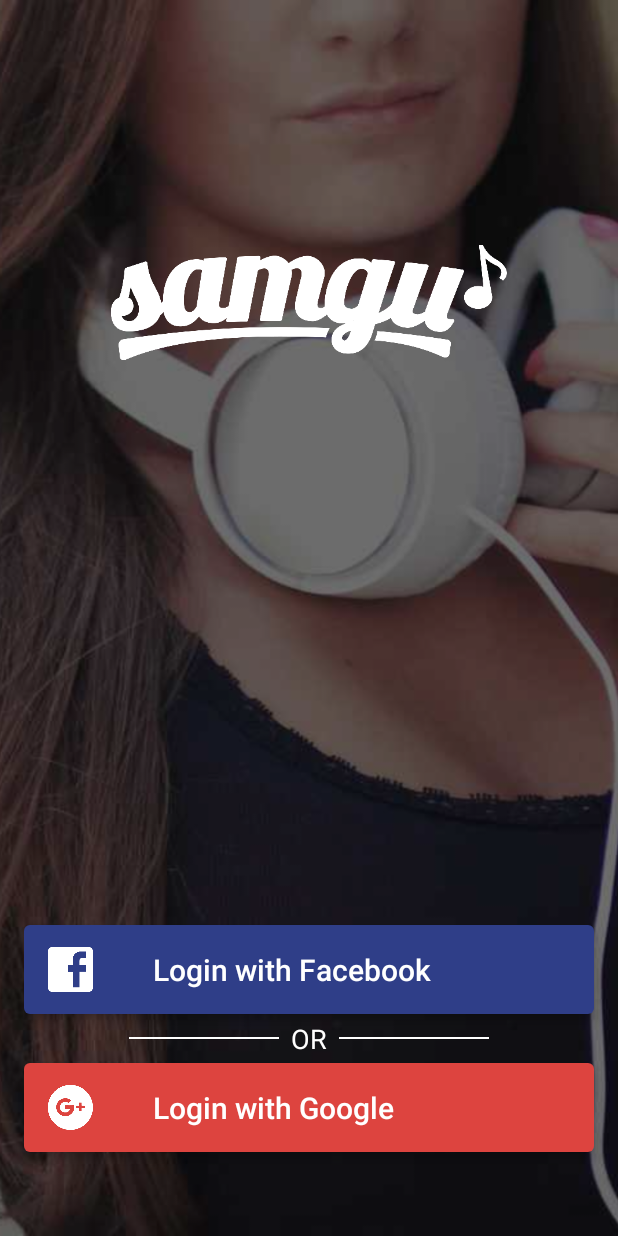
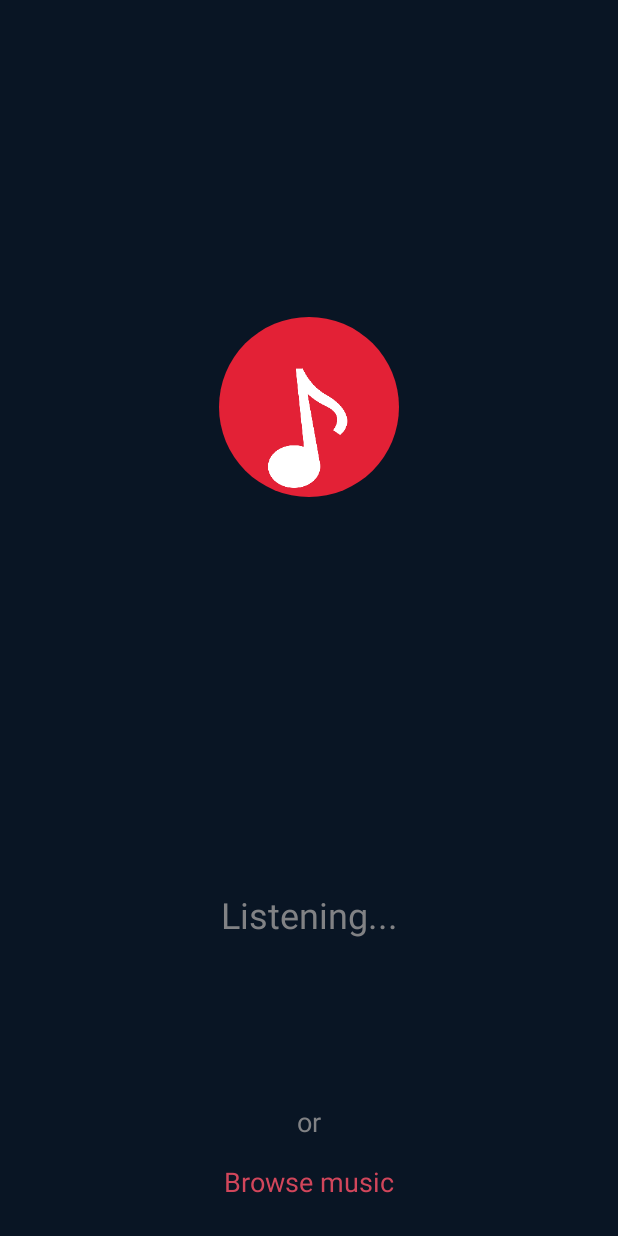
Before and after one commit to nongdenchet/Samgu, an Android app: the screen it shows after launch (LoginActivity before the commit, ListenMusicActivity after it), after a tap on "Login with Facebook", on a phone screen of 412 x 824 dp. Run offline under Robolectric (Android 15) with nearby library versions, the phone set to English and light mode, and no system bars; our stand-ins replace ButterKnife, CircleImageView; libraries missing offline, so code that uses them is left out: rx.android.schedulers, rx.schedulers; 1 statement that could not run was skipped.

```diff
--- a/app/build.gradle
+++ b/app/build.gradle
@@ -49,6 +49,7 @@ dependencies {
     provided 'javax.annotation:jsr250-api:1.0'
 
     // Others
+    compile 'de.hdodenhof:circleimageview:2.0.0'
     compile 'com.jakewharton:butterknife:7.0.1'
     compile 'com.google.code.gson:gson:2.4'
     compile 'com.squareup.picasso:picasso:2.5.2'
--- /dev/null
+++ b/app/src/main/java/apidez/com/samgu/activity/ListenMusicActivity.java
@@ -0,0 +1,119 @@
+package apidez.com.samgu.activity;
+
+import android.animation.Animator;
+import android.content.Context;
+import android.content.Intent;
+import android.graphics.Color;
+import android.graphics.drawable.ColorDrawable;
+import android.os.Bundle;
+import android.support.annotation.Nullable;
+import android.support.constraint.ConstraintLayout;
+import android.support.v7.app.AppCompatActivity;
+import android.view.animation.LinearInterpolator;
+import android.widget.ImageView;
+import android.widget.TextView;
+
+import java.util.concurrent.TimeUnit;
+
+import apidez.com.samgu.R;
+import butterknife.Bind;
+import butterknife.ButterKnife;
+import de.hdodenhof.circleimageview.CircleImageView;
+import rx.Observable;
+import rx.android.schedulers.AndroidSchedulers;
+import rx.schedulers.Schedulers;
+
+/**
+ * Created by nongdenchet on 6/4/16.
+ */
+public class ListenMusicActivity extends AppCompatActivity {
+
+    @Bind(R.id.ivCircle)
+    CircleImageView ivCircle;
+
+    @Bind(R.id.ivMusic)
+    ImageView ivMusic;
+
+    @Bind(R.id.tvBrowseMusic)
+    TextView tvBrowseMusic;
+
+    @Bind(R.id.tvResult)
+    TextView tvResult;
+
+    @Bind(R.id.constraintLayout)
+    ConstraintLayout constraintLayout;
+
+    public static Intent getIntent(Context context) {
+        return new Intent(context, ListenMusicActivity.class);
+    }
+
+    @Override
+    protected void onCreate(@Nullable Bundle savedInstanceState) {
+        super.onCreate(savedInstanceState);
+        setContentView(R.layout.activity_listen_music);
+        ButterKnife.bind(this);
+        initializeView();
+    }
+
+    private void initializeView() {
+        runAnimation();
+        setUpListener();
+    }
+
+    private void setUpListener() {
+        tvBrowseMusic.setOnClickListener(v -> startActivity(BrowseMusicActivity.getIntent(this)));
+    }
+
+    private void runAnimation() {
+        Observable.interval(500, 500, TimeUnit.MILLISECONDS)
+                .observeOn(AndroidSchedulers.mainThread())
+                .subscribeOn(Schedulers.computation())
+                .subscribe(time -> {
+                    createNewCircle();
+                });
+    }
+
+    public void preAnimation(CircleImageView circleImageView) {
+        constraintLayout.removeView(ivMusic);
+        constraintLayout.addView(circleImageView);
+        constraintLayout.addView(ivMusic);
+    }
+
+    @Override
+    protected void onResume() {
+        super.onResume();
+        tvResult.setText(getString(R.string.listening));
+    }
+
+    private void createNewCircle() {
+        CircleImageView circleImageView = new CircleImageView(this);
+        circleImageView.setLayoutParams(ivCircle.getLayoutParams());
+        circleImageView.setImageDrawable(new ColorDrawable(Color.parseColor("#E32136")));
+        circleImageView.animate()
+                .setInterpolator(new LinearInterpolator())
+                .setListener(new Animator.AnimatorListener() {
+                    @Override
+                    public void onAnimationStart(Animator animation) {
+                        preAnimation(circleImageView);
+                    }
+
+                    @Override
+                    public void onAnimationEnd(Animator animation) {
+                        constraintLayout.removeView(circleImageView);
+                    }
+
+                    @Override
+                    public void onAnimationCancel(Animator animation) {
+                    }
+
+                    @Override
+                    public void onAnimationRepeat(Animator animation) {
+                    }
+                })
+                .setDuration(3000)
+                .scaleX(3.2f)
+                .scaleY(3.2f)
+                .alpha(0)
+                .start();
+    }
+}
--- a/app/src/main/java/apidez/com/samgu/activity/LoginActivity.java
+++ b/app/src/main/java/apidez/com/samgu/activity/LoginActivity.java
@@ -6,7 +6,6 @@ import android.os.Bundle;
 import android.support.annotation.Nullable;
 import android.support.v7.app.AppCompatActivity;
 import android.view.View;
-import android.view.WindowManager;
 import android.widget.ImageView;
 
 import apidez.com.samgu.R;
@@ -35,8 +34,6 @@ public class LoginActivity extends AppCompatActivity {
 
     @Override
     protected void onCreate(@Nullable Bundle savedInstanceState) {
-        getWindow().setFlags(WindowManager.LayoutParams.FLAG_FULLSCREEN,
-                WindowManager.LayoutParams.FLAG_FULLSCREEN);
         super.onCreate(savedInstanceState);
         setContentView(R.layout.activity_login);
         ButterKnife.bind(this);
@@ -44,11 +41,11 @@ public class LoginActivity extends AppCompatActivity {
     }
 
     private void initView() {
-        btnFacebookLogin.setOnClickListener(v -> {
+        btnFacebookLogin.setOnClickListener(v -> startListenMusicActivity());
+        btnGoogleLogin.setOnClickListener(v -> startListenMusicActivity());
+    }
 
-        });
-        btnGoogleLogin.setOnClickListener(v -> {
-
-        });
+    private void startListenMusicActivity() {
+        startActivity(ListenMusicActivity.getIntent(this));
     }
 }
--- a/app/src/main/java/apidez/com/samgu/activity/SplashActivity.java
+++ b/app/src/main/java/apidez/com/samgu/activity/SplashActivity.java
@@ -1,8 +1,8 @@
 package apidez.com.samgu.activity;
 
 import android.os.Bundle;
+import android.os.Handler;
 import android.support.v7.app.AppCompatActivity;
-import android.view.WindowManager;
 
 import apidez.com.samgu.R;
 import apidez.com.samgu.view.SamguLogoView;
@@ -17,14 +17,14 @@ public class SplashActivity extends AppCompatActivity {
     @Override
     protected void onCreate(Bundle savedInstanceState) {
         super.onCreate(savedInstanceState);
-        getWindow().setFlags(WindowManager.LayoutParams.FLAG_FULLSCREEN,
-                WindowManager.LayoutParams.FLAG_FULLSCREEN);
         setContentView(R.layout.activity_splash);
         ButterKnife.bind(this);
         startAnimation();
     }
 
     private void startAnimation() {
-        samguLogoView.runAnimation(() -> startActivity(LoginActivity.getIntent(this)));
+        new Handler().postDelayed(()
+                -> samguLogoView.runAnimation(()
+                -> startActivity(LoginActivity.getIntent(SplashActivity.this))), 240);
     }
 }
--- a/app/src/main/res/layout/activity_listen_music.xml
+++ b/app/src/main/res/layout/activity_listen_music.xml
@@ -1,8 +1,72 @@
 <?xml version="1.0" encoding="utf-8"?>
-<LinearLayout
+<android.support.constraint.ConstraintLayout
+    android:id="@+id/constraintLayout"
     xmlns:android="http://schemas.android.com/apk/res/android"
+    xmlns:app="http://schemas.android.com/apk/res-auto"
     android:layout_width="match_parent"
     android:layout_height="match_parent"
+    android:background="#091524"
     android:orientation="vertical">
 
-</LinearLayout>
+    <de.hdodenhof.circleimageview.CircleImageView
+        android:id="@+id/ivCircle"
+        xmlns:app="http://schemas.android.com/apk/res-auto"
+        android:layout_width="120dp"
+        android:layout_height="120dp"
+        android:src="#E32136"
+        app:layout_constraintBottom_toBottomOf="@+id/constraintLayout"
+        app:layout_constraintLeft_toLeftOf="@+id/constraintLayout"
+        app:layout_constraintRight_toRightOf="@+id/constraintLayout"
+        app:layout_constraintTop_toTopOf="@+id/constraintLayout"
+        app:layout_constraintVertical_bias="0.3"/>
+
+    <ImageView
+        android:id="@+id/ivMusic"
+        xmlns:app="http://schemas.android.com/apk/res-auto"
+        android:layout_width="80dp"
+        android:layout_height="80dp"
+        android:src="@drawable/ic_music"
+        app:layout_constraintBottom_toBottomOf="@+id/constraintLayout"
+        app:layout_constraintLeft_toLeftOf="@+id/constraintLayout"
+        app:layout_constraintRight_toRightOf="@+id/constraintLayout"
+        app:layout_constraintTop_toTopOf="@+id/constraintLayout"
+        app:layout_constraintVertical_bias="0.33"/>
+
+    <TextView
+        android:id="@+id/tvResult"
+        android:layout_width="wrap_content"
+        android:layout_height="wrap_content"
+        android:text="@string/listening"
+        android:textColor="#818285"
+        android:textSize="24sp"
+        app:layout_constraintBottom_toBottomOf="@+id/constraintLayout"
+        app:layout_constraintLeft_toLeftOf="@+id/constraintLayout"
+        app:layout_constraintRight_toRightOf="@+id/constraintLayout"
+        app:layout_constraintTop_toTopOf="@+id/constraintLayout"
+        app:layout_constraintVertical_bias="0.75"/>
+
+    <TextView
+        android:layout_width="wrap_content"
+        android:layout_height="wrap_content"
+        android:text="@string/small_or"
+        android:textColor="#818285"
+        android:textSize="18sp"
+        app:layout_constraintBottom_toBottomOf="@+id/constraintLayout"
+        app:layout_constraintLeft_toLeftOf="@+id/constraintLayout"
+        app:layout_constraintRight_toRightOf="@+id/constraintLayout"
+        app:layout_constraintTop_toTopOf="@+id/constraintLayout"
+        app:layout_constraintVertical_bias="0.92"/>
+
+    <TextView
+        android:id="@+id/tvBrowseMusic"
+        android:layout_width="wrap_content"
+        android:layout_height="wrap_content"
+        android:text="@string/browse_music"
+        android:textColor="#D1465B"
+        android:textSize="18sp"
+        app:layout_constraintBottom_toBottomOf="@+id/constraintLayout"
+        app:layout_constraintLeft_toLeftOf="@+id/constraintLayout"
+        app:layout_constraintRight_toRightOf="@+id/constraintLayout"
+        app:layout_constraintTop_toTopOf="@+id/constraintLayout"
+        app:layout_constraintVertical_bias="0.97"/>
+</android.support.constraint.ConstraintLayout>
--- a/app/src/main/res/values/strings.xml
+++ b/app/src/main/res/values/strings.xml
@@ -4,4 +4,8 @@
     <string name="login_with_facebook">Login with Facebook</string>
     <string name="login_with_google">Login with Google</string>
     <string name="or">OR</string>
+    <string name="listening">Listening...</string>
+    <string name="small_or">or</string>
+    <string name="browse_music">Browse music</string>
+    <string name="search">Search</string>
 </resources>
```
Also changed, not shown: app/src/main/AndroidManifest.xml (+11 -0 lines), app/src/main/java/apidez/com/samgu/activity/BrowseMusicActivity.java (added, +117 -0 lines), app/src/main/java/apidez/com/samgu/view/ListenMusicView.java (added, +37 -0 lines), app/src/main/res/drawable/ic_close_white_24dp.xml (added, +9 -0 lines), app/src/main/res/drawable/ic_search_white_24dp.xml (added, +9 -0 lines), app/src/main/res/layout/activity_browse_music.xml (added, +23 -0 lines), app/src/main/res/layout/search_bar.xml (added, +14 -0 lines), app/src/main/res/menu/menu_browse_music.xml (added, +14 -0 lines).
